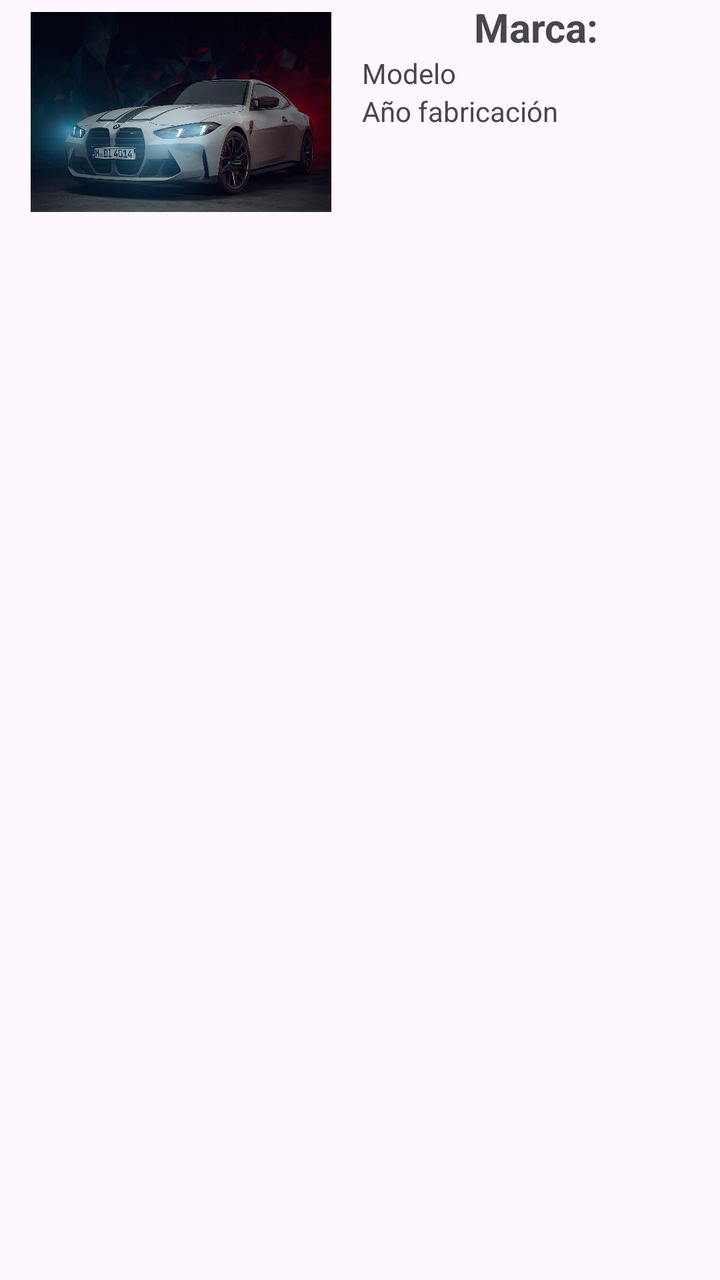
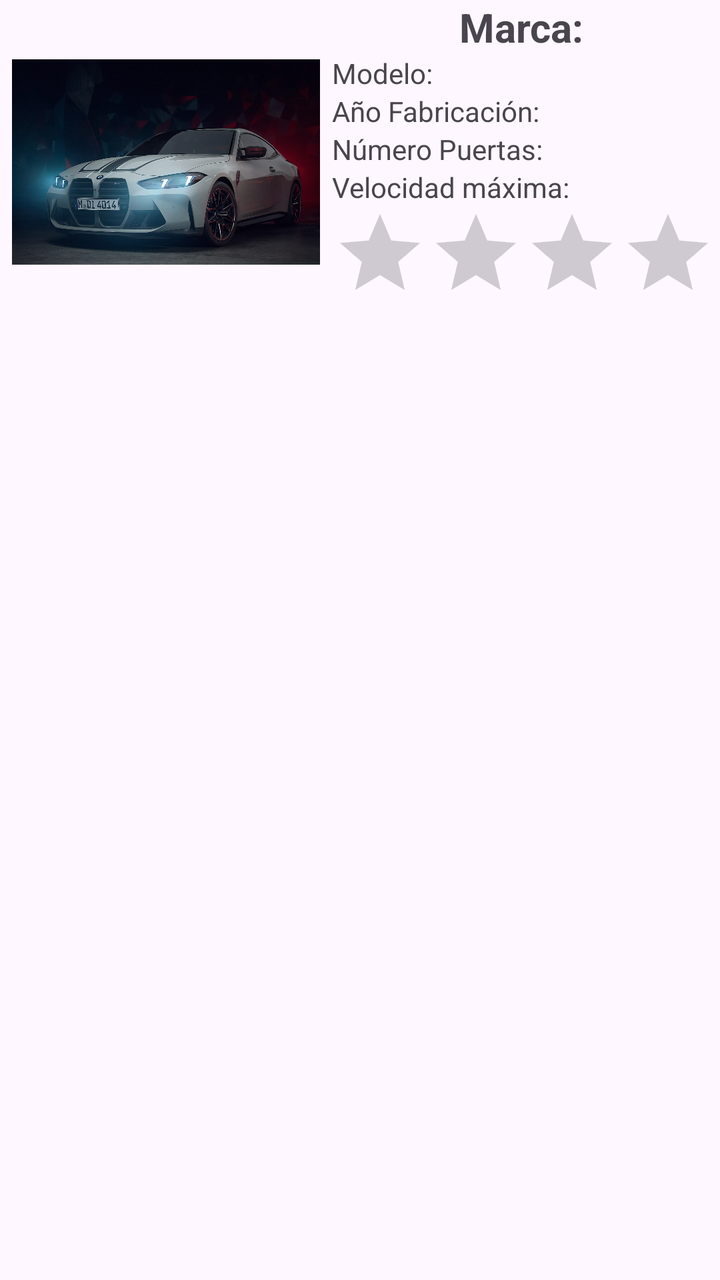

Before-and-after screenshots of an Android layout around one commit, followed by the original layout XML and the change that was made.
<!-- AndroidManifest.xml: application theme Theme.PracticaAndroid -->
<!-- res/layout/tarjeta_coche.xml -->
<?xml version="1.0" encoding="utf-8"?>
<LinearLayout xmlns:android="http://schemas.android.com/apk/res/android"
    xmlns:app="http://schemas.android.com/apk/res-auto"
    android:id="@+id/base_tarjeta"
    android:layout_width="match_parent"
    android:layout_height="wrap_content"
    android:layout_weight="1">

    <ImageView
        android:id="@+id/imageView"
        android:layout_width="350dp"
        android:layout_height="100dp"
        android:layout_margin="6dp"
        android:layout_weight="1"
        app:srcCompat="@drawable/bmw" />

    <ScrollView
        android:layout_width="match_parent"
        android:layout_height="match_parent"
        android:layout_weight="1">

        <LinearLayout
            android:layout_width="match_parent"
            android:layout_height="wrap_content"
            android:orientation="vertical" >

            <TextView
                android:id="@+id/tarjeta_marca"
                android:layout_width="match_parent"
                android:layout_height="wrap_content"
                android:layout_weight="1"
                android:text="Marca: "
                android:textAlignment="center"
                android:textSize="20dp"
                android:textStyle="bold" />

            <TextView
                android:id="@+id/textView5"
                android:layout_width="match_parent"
                android:layout_height="wrap_content"
                android:layout_weight="1"
                android:text="Modelo" />

            <TextView
                android:id="@+id/textView6"
                android:layout_width="match_parent"
                android:layout_height="wrap_content"
                android:layout_weight="1"
                android:text="Año fabricación" />
        </LinearLayout>
    </ScrollView>
</LinearLayout>
<!-- resources referenced by this layout -->
<resources>
  <!-- drawable bmw: png bitmap (drawable, 109470 bytes) -->
  <style name="Theme.PracticaAndroid" parent="Base.Theme.PracticaAndroid" />
  <style name="Base.Theme.PracticaAndroid" parent="Theme.Material3.DayNight.NoActionBar">
          
          
      </style>
</resources>

<!-- the commit's change to res/layout/tarjeta_coche.xml (unified diff, before → after) -->
@@ -7,9 +7,9 @@
     android:layout_weight="1">
 
     <ImageView
-        android:id="@+id/imageView"
-        android:layout_width="350dp"
-        android:layout_height="100dp"
+        android:id="@+id/icono_pequenno"
+        android:layout_width="320dp"
+        android:layout_height="150dp"
         android:layout_margin="6dp"
         android:layout_weight="1"
         app:srcCompat="@drawable/bmw" />
@@ -35,18 +35,40 @@
                 android:textStyle="bold" />
 
             <TextView
-                android:id="@+id/textView5"
+                android:id="@+id/tarjeta_modelo"
                 android:layout_width="match_parent"
                 android:layout_height="wrap_content"
                 android:layout_weight="1"
-                android:text="Modelo" />
+                android:text="Modelo:" />
 
             <TextView
-                android:id="@+id/textView6"
+                android:id="@+id/tarjeta_annio"
                 android:layout_width="match_parent"
                 android:layout_height="wrap_content"
                 android:layout_weight="1"
-                android:text="Año fabricación" />
+                android:text="Año Fabricación:" />
+
+            <TextView
+                android:id="@+id/tarjeta_numPuertas"
+                android:layout_width="match_parent"
+                android:layout_height="wrap_content"
+                android:layout_weight="1"
+                android:text="Número Puertas: " />
+
+            <TextView
+                android:id="@+id/tarjeta_velocidad"
+                android:layout_width="match_parent"
+                android:layout_height="wrap_content"
+                android:layout_weight="1"
+                android:text="Velocidad máxima:" />
+
+            <RatingBar
+                android:id="@+id/ratingBar2"
+                android:layout_width="match_parent"
+                android:layout_height="wrap_content"
+                android:layout_weight="1"
+                android:numStars="5" />
+
         </LinearLayout>
     </ScrollView>
 </LinearLayout>
